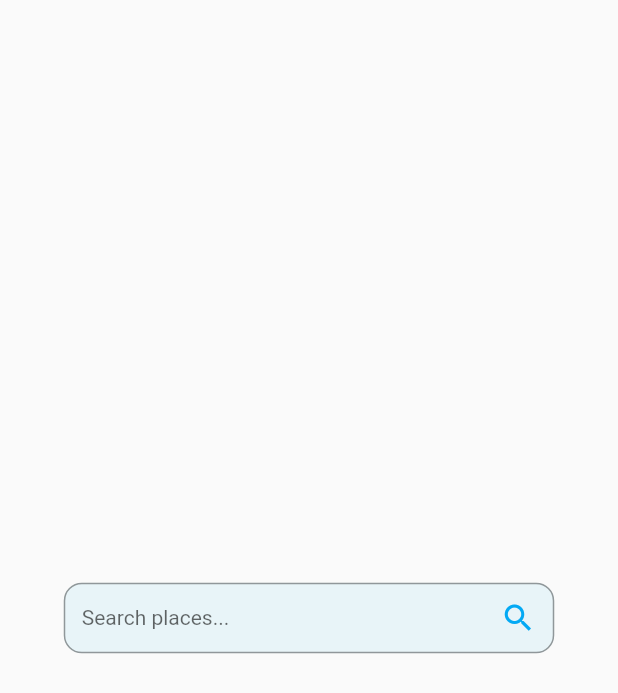
After one commit to thurakhant/flutter_widget, a Flutter app: the SearchBar screen opened directly, on a phone screen of 412 x 824 dp. The commit adds this screen. Shown: the top 693 px of the screen. Run offline on Flutter 3.47's test engine with Material 2 defaults, Android fonts, the phone set to English and light mode, and no system bars; our stand-ins replace google_fonts.

Commit message:
add searchbar v1.0

```diff
--- a/lib/AppUiWidget/place_info.dart
+++ b/lib/AppUiWidget/place_info.dart
@@ -1,3 +1,5 @@
+import 'dart:ui';
+
 import 'package:flutter/material.dart';
 
 class PlaceInfo extends StatelessWidget {
@@ -28,7 +30,7 @@ class PlaceInfo extends StatelessWidget {
                 height: 30,
                 decoration: BoxDecoration(
                   borderRadius: BorderRadius.circular(10),
-                  color: Colors.white.withOpacity(0.7),
+                  color: Colors.white.withOpacity(0.5),
                 ),
                 child: Row(
                   mainAxisAlignment: MainAxisAlignment.spaceAround,
--- /dev/null
+++ b/lib/AppUiWidget/search_bar.dart
@@ -0,0 +1,34 @@
+import 'package:flutter/material.dart';
+
+class SearchBar extends StatelessWidget {
+  const SearchBar({Key? key}) : super(key: key);
+
+  @override
+  Widget build(BuildContext context) {
+    return Scaffold(
+      body: Center(
+        child: Container(
+          width: 327,
+          height: 47,
+          decoration: BoxDecoration(
+            color: Color.fromRGBO(69, 191, 228, 0.1),
+            borderRadius: BorderRadius.circular(12),
+          ),
+          child: TextField(
+            decoration: InputDecoration(
+              border: OutlineInputBorder(
+                borderRadius: BorderRadius.circular(12),
+              ),
+              suffixIcon: Icon(
+                Icons.search,
+                color: Colors.lightBlue,
+              ),
+              hintText: 'Search places...',
+              hintStyle: TextStyle(fontSize: 14),
+            ),
+          ),
+        ),
+      ),
+    );
+  }
+}
--- a/lib/main.dart
+++ b/lib/main.dart
@@ -7,6 +7,7 @@ import 'package:widget/AppUiWidget/place_info.dart';
 import 'package:widget/AppUiWidget/place_name.dart';
 import 'package:widget/AppUiWidget/profile.dart';
 import 'package:widget/AppUiWidget/scan.dart';
+import 'package:widget/AppUiWidget/search_bar.dart';
 import 'package:widget/AppUiWidget/service.dart';
 import 'package:widget/day.dart';
 import 'package:widget/detail.dart';
--- a/pubspec.yaml
+++ b/pubspec.yaml
@@ -23,6 +23,7 @@ environment:
 dependencies:
   flutter:
     sdk: flutter
+  blurrycontainer: ^0.0.1
 
   # The following adds the Cupertino Icons font to your application.
   # Use with the CupertinoIcons class for iOS style icons.
```
Also changed, not shown: pubspec.lock.
